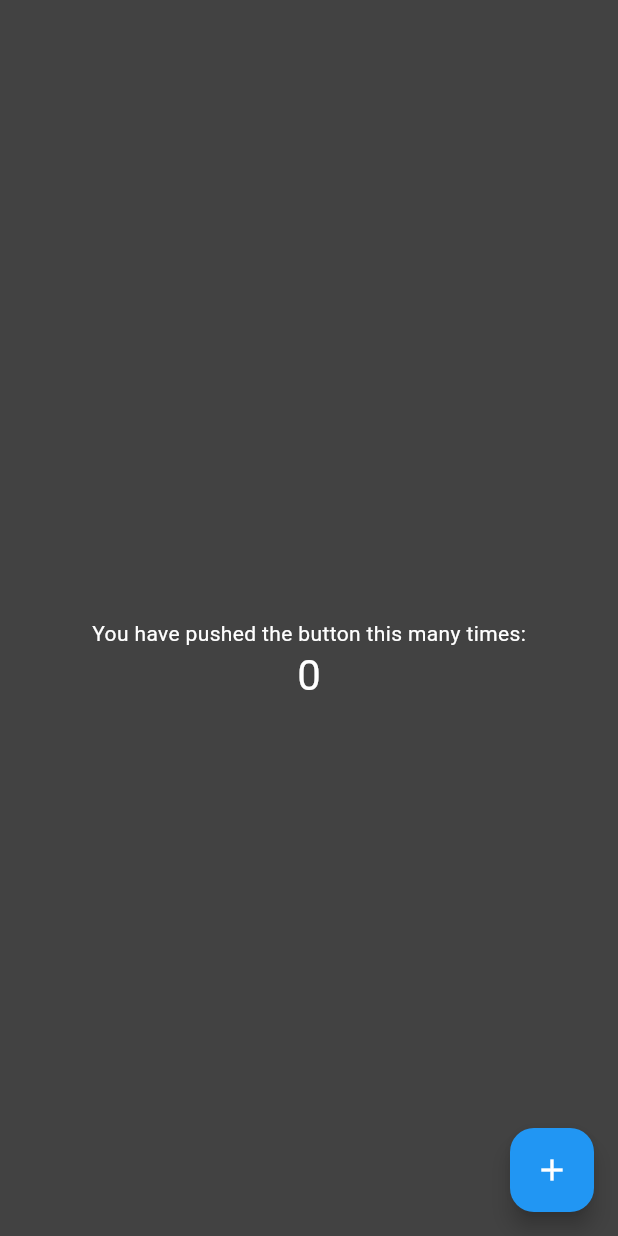
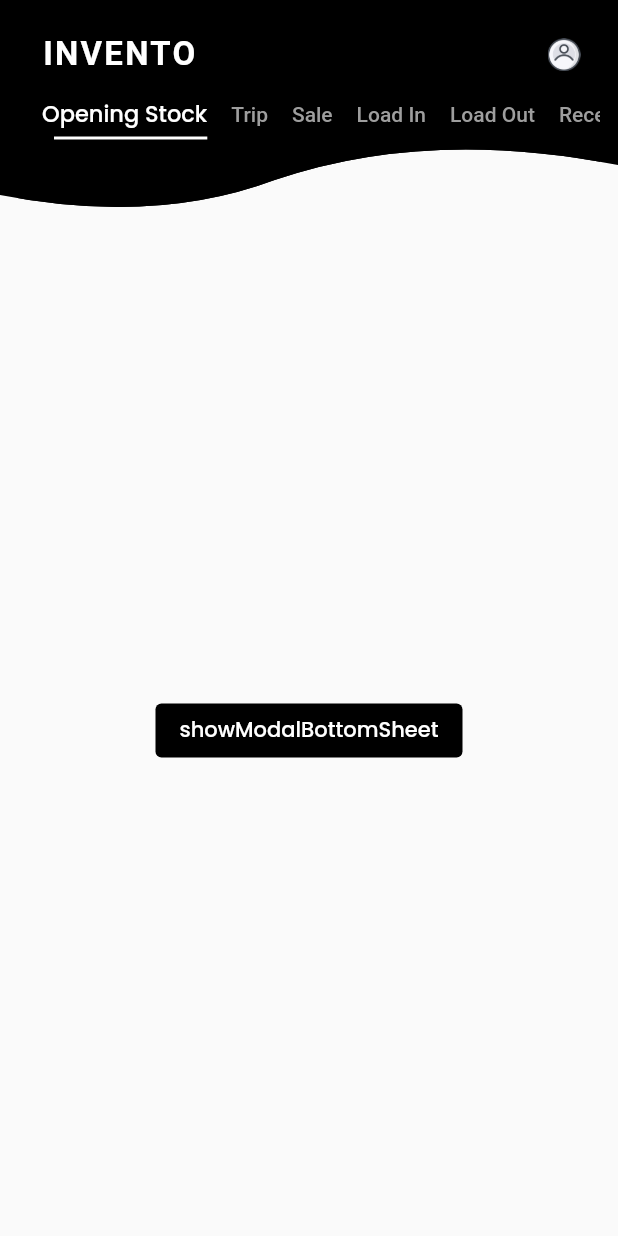
Before and after one commit to 0x006E/invento-app, a Flutter app: the screen it shows after launch, on a phone screen of 412 x 824 dp. Run offline on Flutter 3.47's test engine with Material 2 defaults, Android fonts, the phone set to English and light mode, and no system bars; drawn by our look-alikes of dynamic_color; our stand-ins replace flutter_custom_clippers, flutter_form_builder, form_builder_validators, google_fonts; Roboto replaces fonts that are missing (Questrial).

Commit message:
Add Opening stock tab

```diff
--- /dev/null
+++ b/lib/components/appbar.dart
@@ -0,0 +1,76 @@
+import 'package:flutter/material.dart';
+import 'package:flutter_custom_clippers/flutter_custom_clippers.dart';
+import 'package:google_fonts/google_fonts.dart';
+
+class CustomAppBar extends StatelessWidget implements PreferredSizeWidget {
+  const CustomAppBar({super.key});
+  static const List<String> tabText = [
+    'Opening Stock',
+    'Trip',
+    'Sale',
+    'Load In',
+    'Load Out',
+    'Receipt',
+    'Day End'
+  ];
+  static final length = tabText.length;
+  List<Widget> buildTabs() {
+    return tabText
+        .map((e) => Tab(
+              height: 30,
+              text: e,
+            ))
+        .toList();
+  }
+
+  @override
+  Size get preferredSize => const Size.fromHeight(150);
+  @override
+  Widget build(BuildContext context) {
+    return ClipPath(
+      clipper: WaveClipperTwo(),
+      child: Container(
+        color: Colors.black,
+        padding: const EdgeInsets.all(12),
+        child: AppBar(
+          title: Text("INVENTO",
+              style: GoogleFonts.questrial(
+                  fontWeight: FontWeight.w700,
+                  fontSize: 22,
+                  letterSpacing: 1.5)),
+          actions: [
+            IconButton(
+              icon: const Image(
+                image: AssetImage('images/profile.png'),
+                width: 22,
+                height: 22,
+                fit: BoxFit.scaleDown,
+                alignment: Alignment.center,
+                excludeFromSemantics: true,
+              ),
+              tooltip: 'Profile',
+              onPressed: () {},
+            ),
+          ],
+          bottom: PreferredSize(
+            preferredSize: const Size.fromHeight(50),
+            child: Column(
+              children: [
+                TabBar(
+                  indicatorSize: TabBarIndicatorSize.label,
+                  indicatorPadding: const EdgeInsets.fromLTRB(8, 0, 0, 0),
+                  labelPadding: const EdgeInsets.fromLTRB(16, 0, 0, 0),
+                  labelColor: Colors.white,
+                  unselectedLabelColor: Colors.grey.shade500,
+                  isScrollable: true,
+                  tabs: buildTabs(),
+                ),
+                const SizedBox(height: 45),
+              ],
+            ),
+          ),
+        ),
+      ),
+    );
+  }
+}
--- a/lib/main.dart
+++ b/lib/main.dart
@@ -1,36 +1,94 @@
-import 'package:dynamic_color/dynamic_color.dart';
 import 'package:flutter/material.dart';
+import 'package:google_fonts/google_fonts.dart';
 import 'package:invento/screens/homepage.dart';
 
 void main() {
   runApp(const MyApp());
 }
 
+const MaterialColor primaryBlack = MaterialColor(
+  _blackPrimaryValue,
+  <int, Color>{
+    50: Color(0xFF000000),
+    100: Color(0xFF000000),
+    200: Color(0xFF000000),
+    300: Color(0xFF000000),
+    400: Color(0xFF000000),
+    500: Color(_blackPrimaryValue),
+    600: Color(0xFF000000),
+    700: Color(0xFF000000),
+    800: Color(0xFF000000),
+    900: Color(0xFF000000),
+  },
+);
+const int _blackPrimaryValue = 0xFF000000;
+
 class MyApp extends StatelessWidget {
   const MyApp({super.key});
-  static final _defaultLightColorScheme =
-      ColorScheme.fromSwatch(primarySwatch: Colors.blue);
 
-  static final _defaultDarkColorScheme = ColorScheme.fromSwatch(
-      primarySwatch: Colors.blue, brightness: Brightness.dark);
+  // static const youEnabled = true;
+  // static final _defaultLightColorScheme =
+  //     ColorScheme.fromSwatch(primarySwatch: Colors.blueGrey);
+
+  // static final _defaultDarkColorScheme = ColorScheme.fromSwatch(
+  //     primarySwatch: Colors.blueGrey, brightness: Brightness.dark);
 
   // This widget is the root of your application.
   @override
   Widget build(BuildContext context) {
-    return DynamicColorBuilder(builder: (lightColorScheme, darkColorScheme) {
-      return MaterialApp(
-        title: 'Invento',
-        theme: ThemeData(
-          colorScheme: lightColorScheme ?? _defaultLightColorScheme,
-          useMaterial3: true,
+    // return DynamicColorBuilder(builder: (lightColorScheme, darkColorScheme) {
+    return MaterialApp(
+      title: 'Invento',
+      theme: ThemeData(
+        splashFactory: NoSplash.splashFactory,
+        highlightColor: Colors.transparent,
+        textTheme: GoogleFonts.poppinsTextTheme(
+          Theme.of(context).textTheme,
         ),
-        darkTheme: ThemeData(
-          colorScheme: darkColorScheme ?? _defaultDarkColorScheme,
-          useMaterial3: true,
+        tabBarTheme: TabBarTheme(
+          labelStyle: GoogleFonts.poppins(
+            fontWeight: FontWeight.w500,
+            fontSize: 15,
+          ),
         ),
-        themeMode: ThemeMode.dark,
-        home: const HomePage(),
-      );
-    });
+        primaryColor: Colors.white,
+        primarySwatch: primaryBlack,
+        appBarTheme: const AppBarTheme(
+          backgroundColor: Colors.black,
+          foregroundColor: Colors.white,
+        ),
+        inputDecorationTheme: InputDecorationTheme(
+          enabledBorder: OutlineInputBorder(
+            borderSide: const BorderSide(color: Colors.black),
+            borderRadius: BorderRadius.circular(4),
+          ),
+          isDense: true,
+          contentPadding:
+              const EdgeInsets.symmetric(horizontal: 10, vertical: 10),
+          border: OutlineInputBorder(
+            borderSide: const BorderSide(color: Colors.black),
+            borderRadius: BorderRadius.circular(4),
+          ),
+        ),
+        elevatedButtonTheme: ElevatedButtonThemeData(
+          style: ElevatedButton.styleFrom(elevation: 0),
+        ),
+        outlinedButtonTheme: OutlinedButtonThemeData(
+          style: OutlinedButton.styleFrom(
+            side: const BorderSide(color: Colors.black, width: 1),
+            elevation: 0,
+          ),
+        ),
+      ),
+
+      // darkTheme: ThemeData(
+      //   colorScheme: youEnabled
+      //       ? (darkColorScheme ?? _defaultDarkColorScheme)
+      //       : _defaultDarkColorScheme,
+      //   useMaterial3: true,
+      // ),
+      home: const HomePage(),
+    );
+    // });
   }
 }
--- a/lib/screens/homepage.dart
+++ b/lib/screens/homepage.dart
@@ -1,4 +1,6 @@
 import 'package:flutter/material.dart';
+import 'package:invento/components/appbar.dart';
+import 'package:invento/screens/openingstock.dart';
 
 class HomePage extends StatefulWidget {
   const HomePage({super.key});
@@ -8,38 +10,23 @@ class HomePage extends StatefulWidget {
 }
 
 class _HomePageState extends State<HomePage> {
-  int _counter = 0;
-
-  void _incrementCounter() {
-    setState(() {
-      _counter++;
-    });
-  }
-
   @override
   Widget build(BuildContext context) {
-    return Scaffold(
-      appBar: AppBar(
-        title: const Text(""),
-      ),
-      body: Center(
-        child: Column(
-          mainAxisAlignment: MainAxisAlignment.center,
-          children: <Widget>[
-            const Text(
-              'You have pushed the button this many times:',
-            ),
-            Text(
-              '$_counter',
-              style: Theme.of(context).textTheme.headlineMedium,
-            ),
-          ],
-        ),
-      ),
-      floatingActionButton: FloatingActionButton(
-        onPressed: _incrementCounter,
-        tooltip: 'Increment',
-        child: const Icon(Icons.add),
+    return DefaultTabController(
+      length: CustomAppBar.length,
+      child: const Scaffold(
+        appBar: CustomAppBar(),
+        body: Padding(
+            padding: EdgeInsets.all(32.0),
+            child: TabBarView(children: [
+              OpeningStockPage(),
+              Center(child: Text('Content of Tab Two')),
+              Center(child: Text('Content of Tab Three')),
+              Center(child: Text('Content of Tab Four')),
+              Center(child: Text('Content of Tab Five')),
+              Center(child: Text('Content of Tab Six')),
+              Center(child: Text('Content of Tab Seven')),
+            ])),
       ),
     );
   }
--- /dev/null
+++ b/lib/screens/openingstock.dart
@@ -0,0 +1,19 @@
+import 'package:flutter/material.dart';
+import 'package:invento/components/modal.dart';
+
+import '../components/openingstockform.dart';
+
+class OpeningStockPage extends StatelessWidget {
+  const OpeningStockPage({super.key});
+  @override
+  Widget build(BuildContext context) {
+    return Center(
+      child: ElevatedButton(
+        child: const Text('showModalBottomSheet'),
+        onPressed: () {
+          openModalBottomSheet(const OpeningStockForm(), context);
+        },
+      ),
+    );
+  }
+}
```
Also changed, not shown: lib/components/modal.dart (added, +17 -0 lines), lib/components/openingstockform.dart (added, +197 -0 lines), pubspec.yaml (+8 -3 lines), images/profile.png (added), pubspec.lock, 1 other file.
